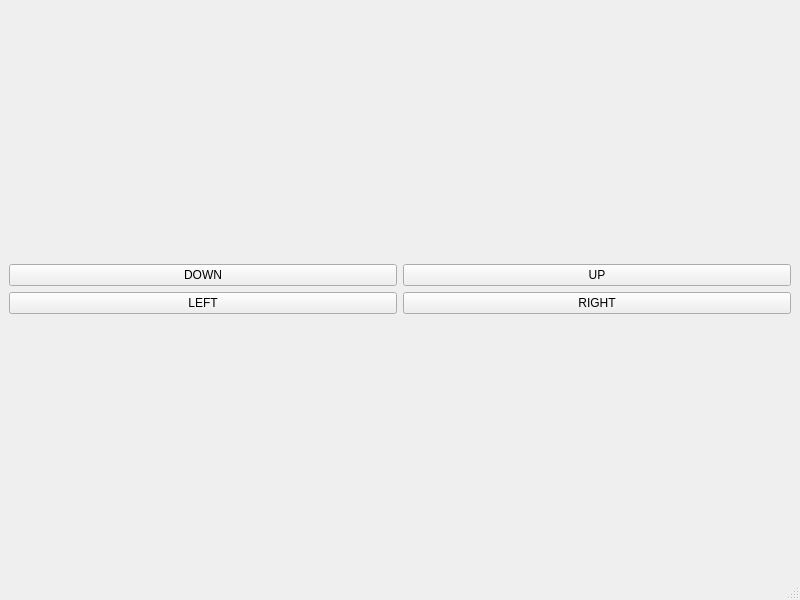
First picture: the form in Zork/Forms/mainwindow.ui, repository JoshMcGiff/CS4076Project, before the edit.
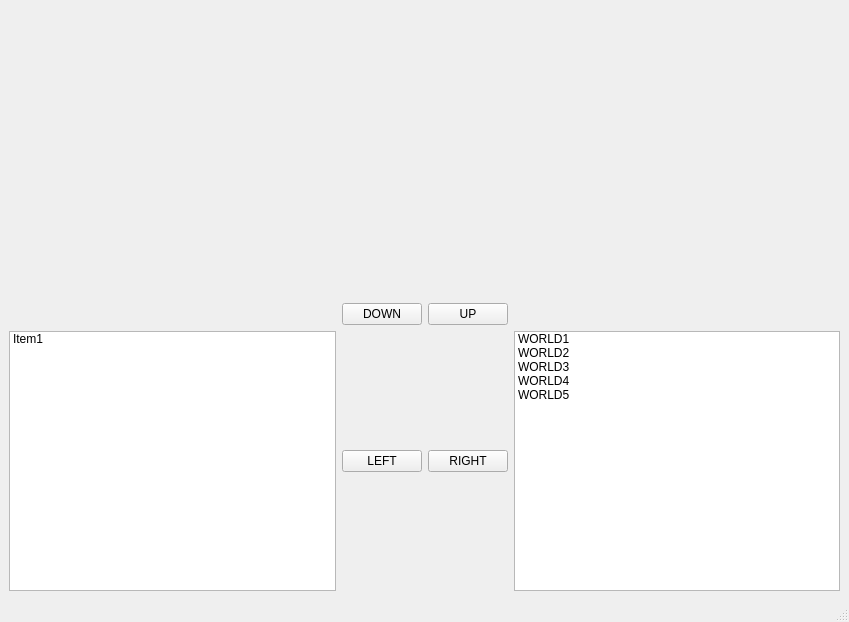
Second picture: the form after the edit.

The edit to the form file:
```diff
--- a/Zork/Forms/mainwindow.ui
+++ b/Zork/Forms/mainwindow.ui
@@ -6,8 +6,8 @@
    <rect>
     <x>0</x>
     <y>0</y>
-    <width>800</width>
-    <height>600</height>
+    <width>849</width>
+    <height>622</height>
    </rect>
   </property>
   <property name="windowTitle">
@@ -16,38 +16,93 @@
   <widget class="QWidget" name="centralwidget">
    <layout class="QVBoxLayout" name="verticalLayout">
     <item>
-     <layout class="QGridLayout" name="MAP_GRID"/>
+     <layout class="QGridLayout" name="MAPGRID">
+      <item row="0" column="0">
+       <widget class="QWidget" name="PAINTWIDGET" native="true">
+        <property name="sizePolicy">
+         <sizepolicy hsizetype="Preferred" vsizetype="Expanding">
+          <horstretch>0</horstretch>
+          <verstretch>0</verstretch>
+         </sizepolicy>
+        </property>
+       </widget>
+      </item>
+     </layout>
     </item>
     <item>
      <layout class="QGridLayout" name="gridLayout">
-      <item row="1" column="1">
-       <widget class="QPushButton" name="DPAD_RIGHT">
-        <property name="text">
-         <string>RIGHT</string>
-        </property>
-       </widget>
-      </item>
-      <item row="0" column="1">
-       <widget class="QPushButton" name="DPAD_UP">
-        <property name="text">
-         <string>UP</string>
-        </property>
-       </widget>
-      </item>
-      <item row="1" column="0">
+      <item row="2" column="1">
        <widget class="QPushButton" name="DPAD_LEFT">
         <property name="text">
          <string>LEFT</string>
         </property>
        </widget>
       </item>
-      <item row="0" column="0">
+      <item row="2" column="0">
+       <widget class="QListWidget" name="ITEMLIST">
+        <property name="sizePolicy">
+         <sizepolicy hsizetype="Expanding" vsizetype="Minimum">
+          <horstretch>0</horstretch>
+          <verstretch>0</verstretch>
+         </sizepolicy>
+        </property>
+        <item>
+         <property name="text">
+          <string>Item1</string>
+         </property>
+        </item>
+       </widget>
+      </item>
+      <item row="2" column="2">
+       <widget class="QPushButton" name="DPAD_RIGHT">
+        <property name="text">
+         <string>RIGHT</string>
+        </property>
+       </widget>
+      </item>
+      <item row="1" column="1">
        <widget class="QPushButton" name="DPAD_DOWN">
         <property name="text">
          <string>DOWN</string>
         </property>
        </widget>
       </item>
+      <item row="2" column="3">
+       <widget class="QListWidget" name="WORLDLIST">
+        <item>
+         <property name="text">
+          <string>WORLD1</string>
+         </property>
+        </item>
+        <item>
+         <property name="text">
+          <string>WORLD2</string>
+         </property>
+        </item>
+        <item>
+         <property name="text">
+          <string>WORLD3</string>
+         </property>
+        </item>
+        <item>
+         <property name="text">
+          <string>WORLD4</string>
+         </property>
+        </item>
+        <item>
+         <property name="text">
+          <string>WORLD5</string>
+         </property>
+        </item>
+       </widget>
+      </item>
+      <item row="1" column="2">
+       <widget class="QPushButton" name="DPAD_UP">
+        <property name="text">
+         <string>UP</string>
+        </property>
+       </widget>
+      </item>
      </layout>
     </item>
    </layout>
```
Left out of the diff: 2 changed lines with no effect on the pictures.
